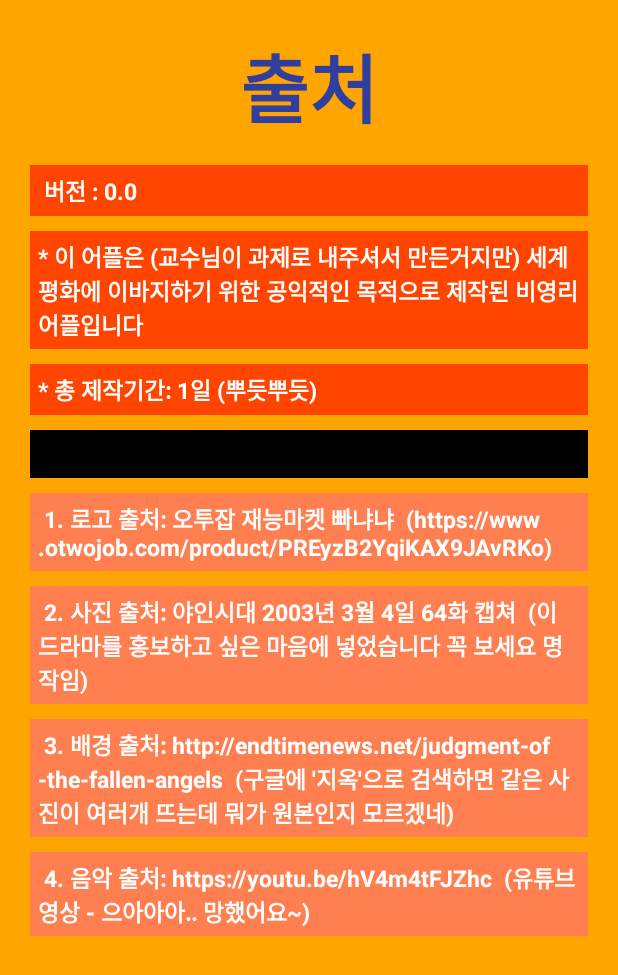
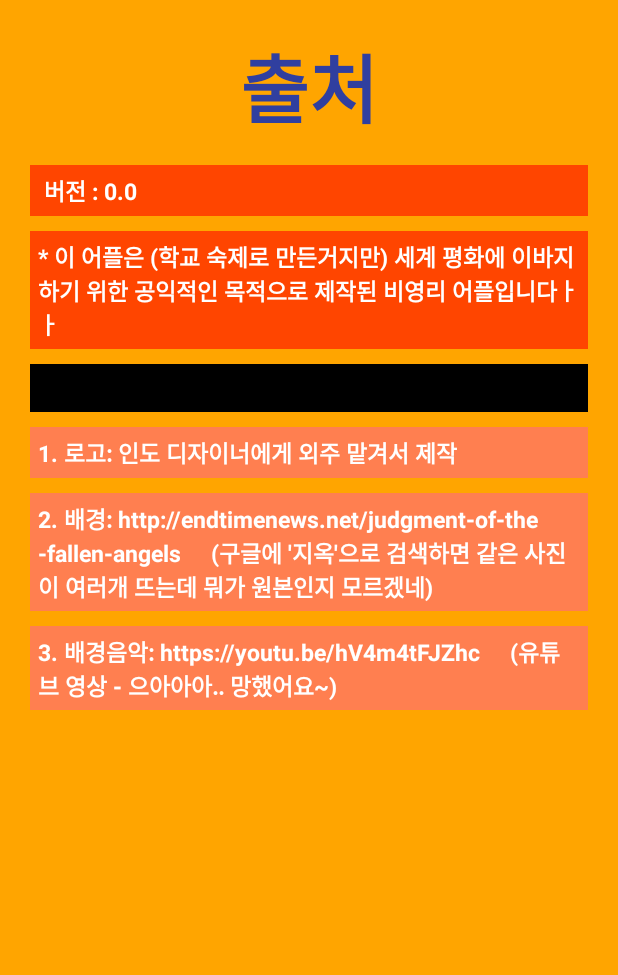
Before and after one commit to bedcoding/HellPiano, an Android app: the layout pop.xml on its own in the app's theme, with its tools: preview values and no code run, on a phone screen of 412 x 824 dp. Shown: the top 975 px of the screen. Run offline under Robolectric (Android 15) with nearby library versions, the light colour scheme and no system bars.

Commit message:
피아노 음 변경, Pop 변경

```diff
--- a/app/src/main/res/layout/pop.xml
+++ b/app/src/main/res/layout/pop.xml
@@ -47,7 +47,7 @@
         android:layout_gravity="center"/>
 
     <TextView
-        android:text="* 이 어플은 (교수님이 과제로 내주셔서 만든거지만) 세계 평화에 이바지하기 위한 공익적인 목적으로 제작된 비영리 어플입니다"
+        android:text="* 이 어플은 (학교 숙제로 만든거지만) 세계 평화에 이바지하기 위한 공익적인 목적으로 제작된 비영리 어플입니다ㅏㅏ"
         android:layout_width="match_parent"
         android:layout_height="wrap_content"
         android:layout_marginLeft="20dp"
@@ -60,19 +60,6 @@
         android:textStyle="bold"
         android:layout_gravity="center"/>
 
-    <TextView
-        android:text="* 총 제작기간: 1일 (뿌듯뿌듯)"
-        android:layout_width="match_parent"
-        android:layout_height="wrap_content"
-        android:layout_marginLeft="20dp"
-        android:layout_marginRight="20dp"
-        android:layout_marginBottom="10dp"
-        android:textColor="#ffffff"
-        android:background="#FF4500"
-        android:padding="5dp"
-        android:textSize="15dp"
-        android:textStyle="bold"
-        android:layout_gravity="center"/>
 
     <TextView
         android:gravity="center_horizontal"
@@ -89,8 +76,7 @@
         android:layout_gravity="center"/>
 
     <TextView
-        android:text=" 1. 로고 출처: 오투잡 재능마켓 빠냐냐
- (https://www.otwojob.com/product/PREyzB2YqiKAX9JAvRKo)"
+        android:text="1. 로고: 인도 디자이너에게 외주 맡겨서 제작"
         android:layout_width="match_parent"
         android:layout_height="wrap_content"
         android:layout_marginLeft="20dp"
@@ -103,24 +89,10 @@
         android:textStyle="bold"
         android:layout_gravity="center"/>
 
-    <TextView
-        android:text=" 2. 사진 출처: 야인시대 2003년 3월 4일 64화 캡쳐
- (이 드라마를 홍보하고 싶은 마음에 넣었습니다 꼭 보세요 명작임)"
-        android:layout_width="match_parent"
-        android:layout_height="wrap_content"
-        android:layout_marginLeft="20dp"
-        android:layout_marginRight="20dp"
-        android:layout_marginBottom="10dp"
-        android:textColor="#ffffff"
-        android:background="#FF7F50"
-        android:padding="5dp"
-        android:textSize="15dp"
-        android:textStyle="bold"
-        android:layout_gravity="center"/>
 
     <TextView
-        android:text=" 3. 배경 출처: http://endtimenews.net/judgment-of-the-fallen-angels
- (구글에 '지옥'으로 검색하면 같은 사진이 여러개 뜨는데 뭐가 원본인지 모르겠네)"
+        android:text="2. 배경: http://endtimenews.net/judgment-of-the-fallen-angels
+    (구글에 '지옥'으로 검색하면 같은 사진이 여러개 뜨는데 뭐가 원본인지 모르겠네)"
 
         android:layout_width="match_parent"
         android:layout_height="wrap_content"
@@ -135,8 +107,8 @@
         android:layout_gravity="center"/>
 
     <TextView
-        android:text=" 4. 음악 출처: https://youtu.be/hV4m4tFJZhc
- (유튜브 영상 - 으아아아.. 망했어요~)"
+        android:text="3. 배경음악: https://youtu.be/hV4m4tFJZhc
+    (유튜브 영상 - 으아아아.. 망했어요~)"
         android:layout_width="match_parent"
         android:layout_height="wrap_content"
         android:layout_marginLeft="20dp"
--- a/app/src/main/res/values/strings.xml
+++ b/app/src/main/res/values/strings.xml
@@ -1,3 +1,3 @@
 <resources>
-    <string name="app_name">지옥의 피아노 (Hell Piano)</string>
+    <string name="app_name"> Hell Piano </string>
 </resources>
```
Also changed, not shown: 9 other files.
